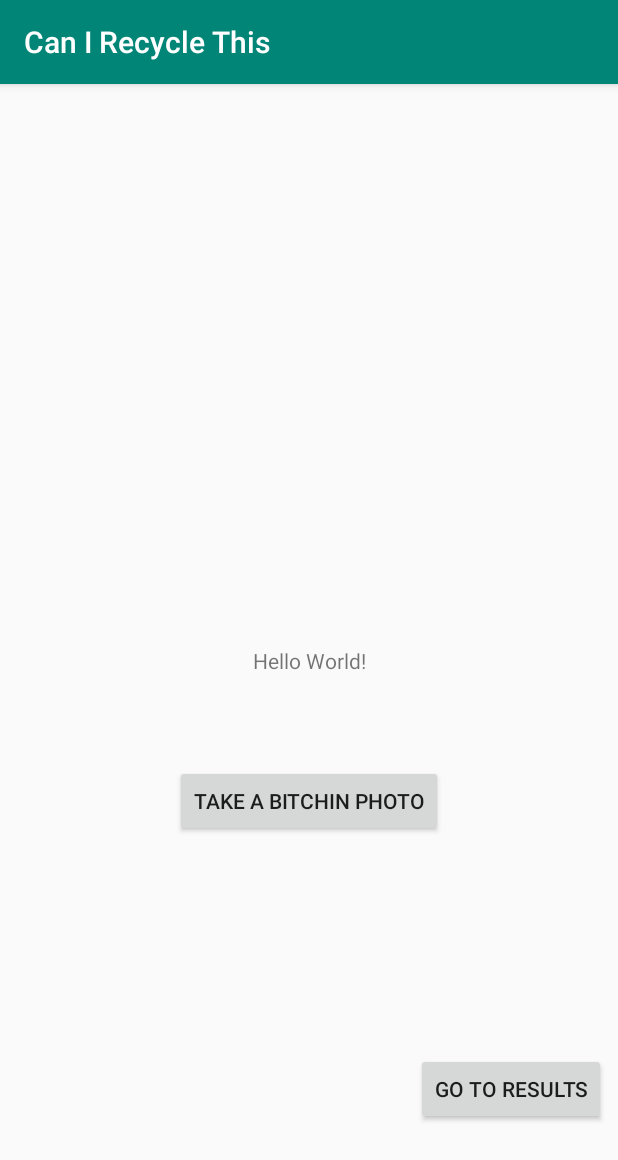
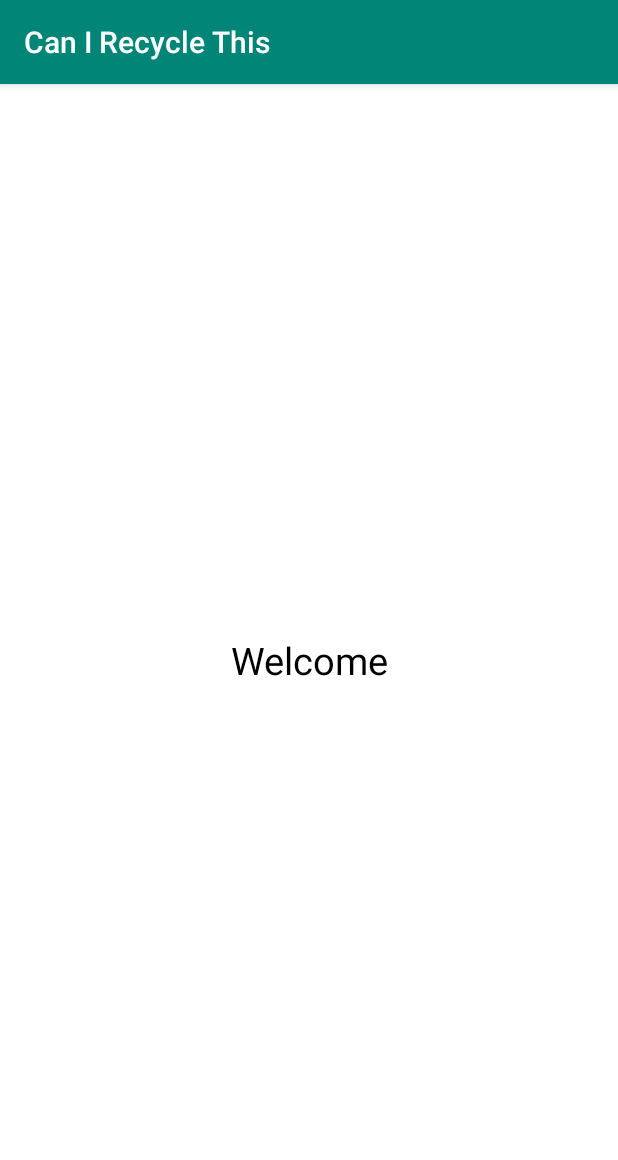
Before and after one commit to arubisov/canirecyclethis, an Android app: the first screen one second after launch (MainActivity before the commit, SplashActivity after it), on a phone screen of 412 x 824 dp. Shown: the top 1160 px of the screen. Run offline under Robolectric (Android 15) with nearby library versions, the light colour scheme and no system bars.

Commit message:
splash and working text

```diff
--- /dev/null
+++ b/app/src/main/java/com/example/tnaworks/canirecyclethis/SplashActivity.kt
@@ -0,0 +1,45 @@
+package com.example.tnaworks.canirecyclethis
+
+import android.content.Intent
+import android.os.Bundle
+import android.os.Handler
+import android.support.v7.app.AppCompatActivity
+
+/**
+ * A sample splash screen created by devdeeds.com by Jayakrishnan P.M
+ */
+class SplashActivity : AppCompatActivity() {
+    private var mDelayHandler: Handler? = null
+    private val SPLASH_DELAY: Long = 5000 //5 seconds
+
+    internal val mRunnable: Runnable = Runnable {
+        if (!isFinishing) {
+
+            val intent = Intent(this.applicationContext, MainActivity::class.java)
+            startActivity(intent)
+            finish()
+        }
+    }
+
+    override fun onCreate(savedInstanceState: Bundle?) {
+        super.onCreate(savedInstanceState)
+        setContentView(R.layout.activity_splash)
+
+        //Initialize the Handler
+        mDelayHandler = Handler()
+
+        //Navigate with delay
+        mDelayHandler!!.postDelayed(mRunnable, SPLASH_DELAY)
+
+    }
+
+    public override fun onDestroy() {
+
+        if (mDelayHandler != null) {
+            mDelayHandler!!.removeCallbacks(mRunnable)
+        }
+
+        super.onDestroy()
+    }
+
+}
--- a/app/src/main/res/layout/activity_main.xml
+++ b/app/src/main/res/layout/activity_main.xml
@@ -24,13 +24,5 @@
             app:layout_constraintBottom_toBottomOf="parent" app:layout_constraintStart_toStartOf="parent"
             android:layout_marginStart="8dp" app:layout_constraintEnd_toEndOf="parent" android:layout_marginEnd="8dp"
             app:layout_constraintVertical_bias="0.167"/>
-    <Button
-            android:text="Go To Results"
-            android:layout_width="wrap_content"
-            android:layout_height="wrap_content"
-            android:id="@+id/ted_button" android:layout_marginTop="8dp"
-            app:layout_constraintTop_toBottomOf="@+id/anton_test_button" android:layout_marginBottom="8dp"
-            app:layout_constraintBottom_toBottomOf="parent" app:layout_constraintVertical_bias="0.673"
-            android:layout_marginEnd="8dp" app:layout_constraintEnd_toEndOf="parent"/>
 
 </android.support.constraint.ConstraintLayout>
--- /dev/null
+++ b/app/src/main/res/layout/activity_splash.xml
@@ -0,0 +1,23 @@
+<?xml version="1.0" encoding="utf-8"?>
+<android.support.constraint.ConstraintLayout
+        xmlns:android="http://schemas.android.com/apk/res/android"
+        xmlns:tools="http://schemas.android.com/tools"
+        android:layout_width="match_parent"
+        android:layout_height="match_parent"
+        android:background="#ffffff"
+        tools:context=".SplashActivity">
+
+    <!-- The primary full-screen view. This can be replaced with whatever view
+     is needed to present your content, e.g. VideoView, SurfaceView,
+     TextureView, etc. -->
+    <TextView
+            android:id="@+id/fullscreen_content"
+            android:layout_width="match_parent"
+            android:layout_height="match_parent"
+            android:gravity="center"
+            android:keepScreenOn="true"
+            android:text="Welcome"
+            android:textColor="#000"
+            android:textSize="25sp"/>
+
+</android.support.constraint.ConstraintLayout>
```
Also changed, not shown: app/src/main/AndroidManifest.xml (+9 -5 lines), app/src/main/java/com/example/tnaworks/canirecyclethis/MainActivity.kt (+0 -50 lines), app/src/main/java/com/example/tnaworks/canirecyclethis/Results.kt (+47 -12 lines).
